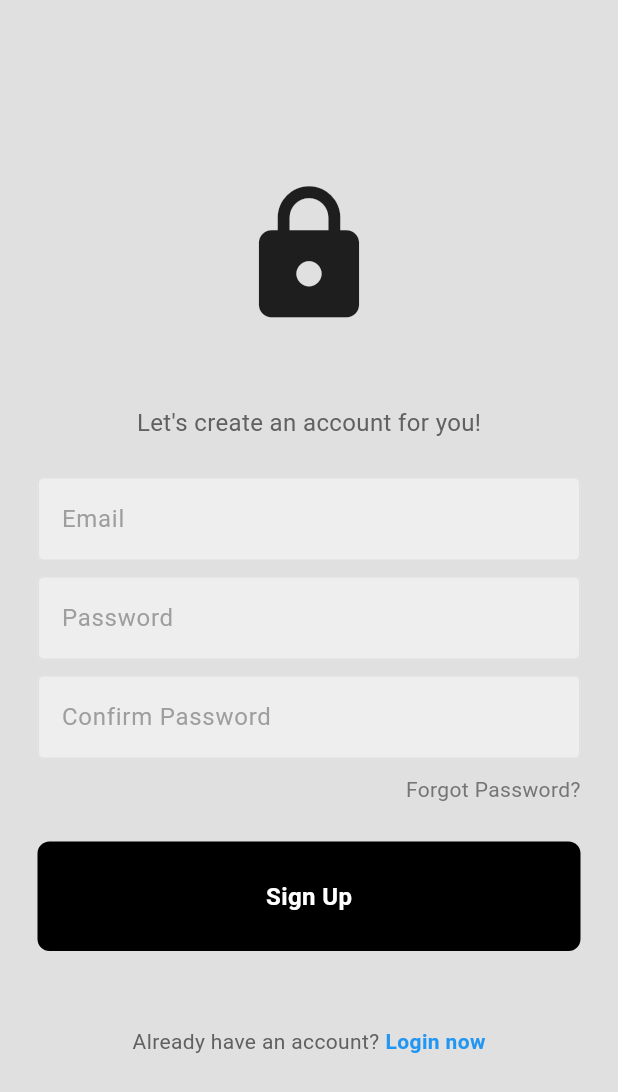
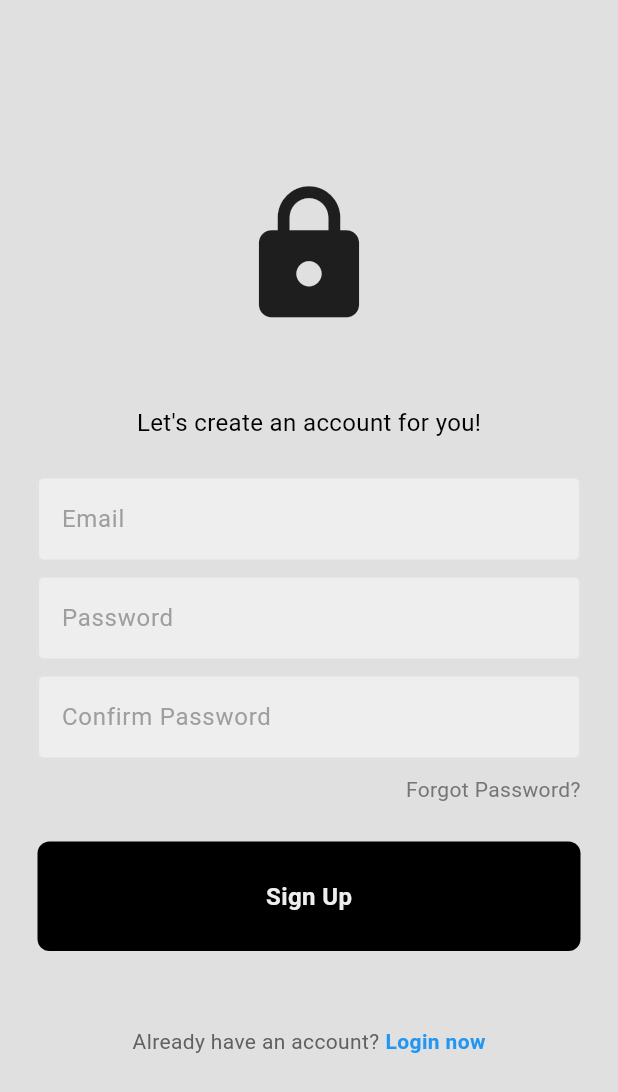
Before and after one commit to unclejames2610/flutter-social-media, a Flutter app: the screen it shows after launch, after a tap on "Register now", on a phone screen of 412 x 824 dp. Shown: the top 1092 px of the screen. Run offline on Flutter 3.47's test engine with Material 3 defaults, Android fonts, the phone set to English and light mode, and no system bars; our stand-ins replace cloud_firestore, firebase_auth, firebase_core, flutter_dotenv; accounts and stored records are empty; network calls fail.

Commit message:
feat:pages

```diff
--- a/lib/components/my_button.dart
+++ b/lib/components/my_button.dart
@@ -15,14 +15,14 @@ class MyButton extends StatelessWidget {
           horizontal: 25.0,
         ),
         decoration: BoxDecoration(
-          color: Colors.black,
+          color: Theme.of(context).colorScheme.tertiary,
           borderRadius: BorderRadius.circular(8),
         ),
         child: Center(
           child: Text(
             text,
-            style: const TextStyle(
-              color: Colors.white,
+            style: TextStyle(
+              color: Theme.of(context).colorScheme.primary,
               fontWeight: FontWeight.bold,
               fontSize: 16,
             ),
--- a/lib/pages/login_page.dart
+++ b/lib/pages/login_page.dart
@@ -67,7 +67,7 @@ class _LoginPageState extends State<LoginPage> {
   @override
   Widget build(BuildContext context) {
     return Scaffold(
-      backgroundColor: Colors.grey[300],
+      backgroundColor: Theme.of(context).colorScheme.background,
       body: SafeArea(
         child: Center(
           child: SingleChildScrollView(
@@ -88,7 +88,7 @@ class _LoginPageState extends State<LoginPage> {
                   Text(
                     "Welcome back you've been missed!",
                     style: TextStyle(
-                      color: Colors.grey[700],
+                      color: Theme.of(context).colorScheme.tertiary,
                       fontSize: 16,
                     ),
                   ),
--- a/lib/pages/register_page.dart
+++ b/lib/pages/register_page.dart
@@ -101,7 +101,7 @@ class _RegisterPageState extends State<RegisterPage> {
   @override
   Widget build(BuildContext context) {
     return Scaffold(
-      backgroundColor: Colors.grey[300],
+      backgroundColor: Theme.of(context).colorScheme.background,
       body: SafeArea(
         child: Center(
           child: SingleChildScrollView(
@@ -122,7 +122,7 @@ class _RegisterPageState extends State<RegisterPage> {
                   Text(
                     "Let's create an account for you!",
                     style: TextStyle(
-                      color: Colors.grey[700],
+                      color: Theme.of(context).colorScheme.tertiary,
                       fontSize: 16,
                     ),
                   ),
```
